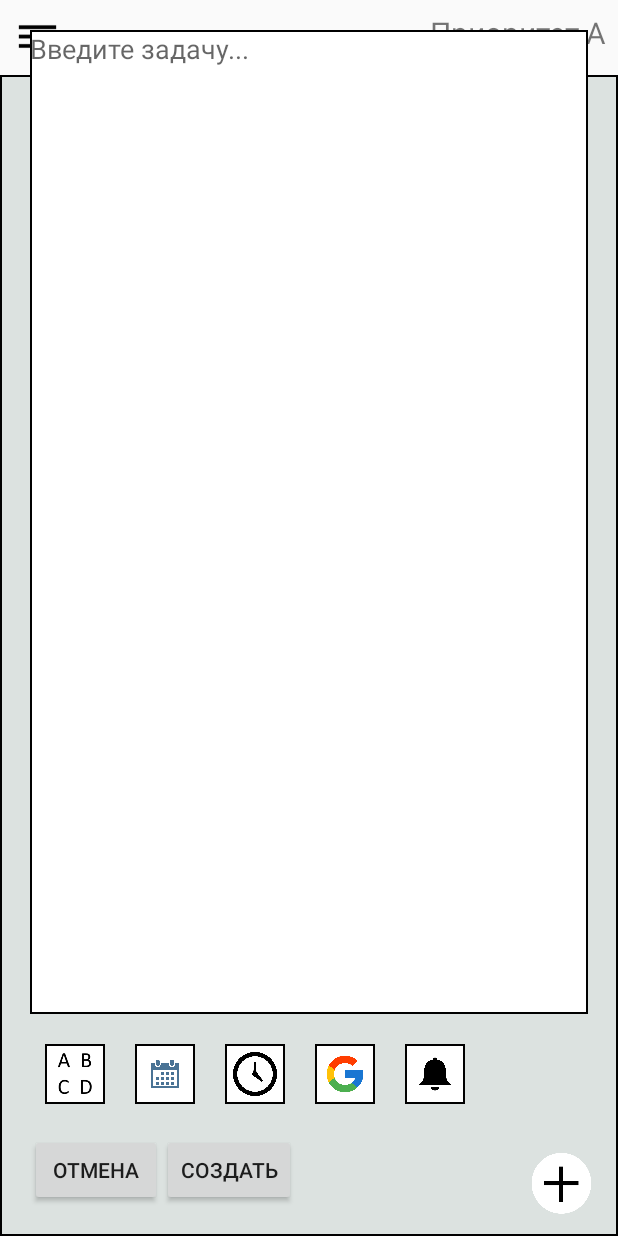
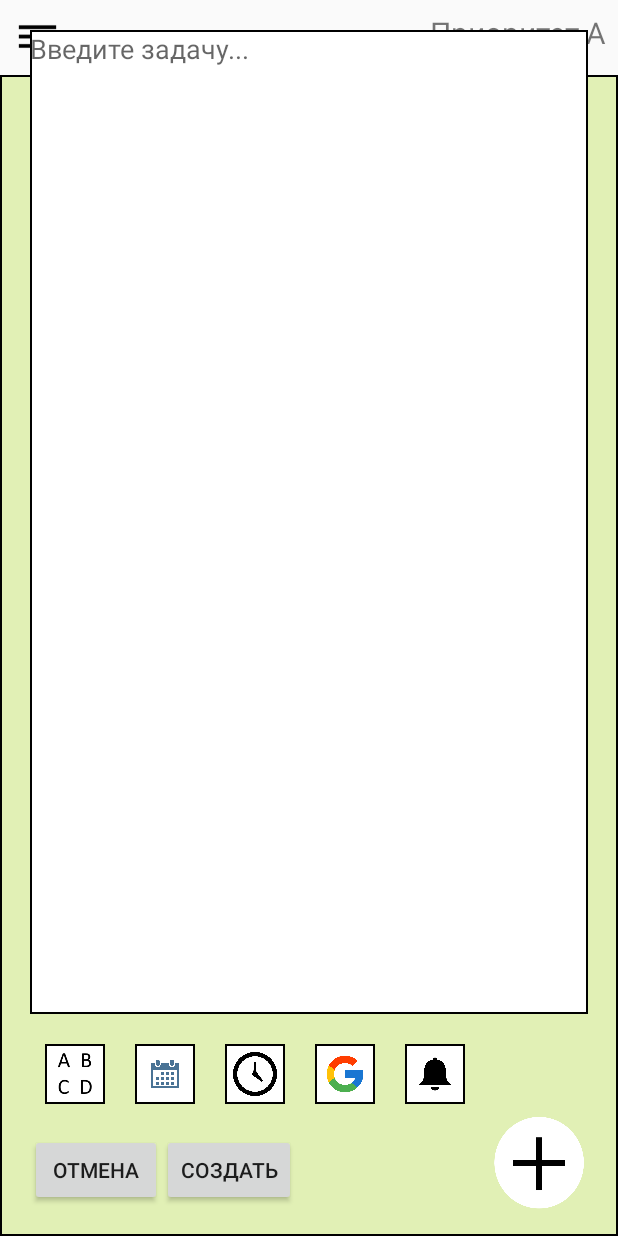
Before and after one commit to icetroid/asmaryandz, an Android app: the fragment CreateTaskFragment placed in its activity, on a phone screen of 412 x 824 dp. Run offline under Robolectric (Android 15) with nearby library versions, the phone set to English and light mode, and no system bars.

Commit message:
change color, add trasparency

```diff
--- a/app/src/main/java/ru/bmstu/iu3/totodo/data/models/Task.java
+++ b/app/src/main/java/ru/bmstu/iu3/totodo/data/models/Task.java
@@ -55,8 +55,8 @@ public class Task
     {
         id = -1;
         text = null;
-        priority = null;
-        dateSet = false;
+        priority = Priority.A;
+        dateSet = true;
         timeSet = false;
         date = new Date();
         notifyTime = 0;
--- a/app/src/main/java/ru/bmstu/iu3/totodo/ui/createTask/CreateTaskPresenterImpl.java
+++ b/app/src/main/java/ru/bmstu/iu3/totodo/ui/createTask/CreateTaskPresenterImpl.java
@@ -30,6 +30,7 @@ public class CreateTaskPresenterImpl implements CreateTaskPresenter {
         mContext = context;
         mTask = new Task();
         mActivity = activity;
+
     }
 
     @Override
--- a/app/src/main/res/drawable/task_item_background.xml
+++ b/app/src/main/res/drawable/task_item_background.xml
@@ -1,7 +1,19 @@
 <?xml version="1.0" encoding="utf-8"?>
-<shape xmlns:android="http://schemas.android.com/apk/res/android"
-       android:shape="rectangle">
-    <stroke
-        android:width="1dp"
-        android:color="@android:color/black" />
-</shape>
+
+<layer-list xmlns:android="http://schemas.android.com/apk/res/android">
+        <item>
+                <shape android:shape="rectangle" >
+                        <solid android:color="@color/rv_task" />
+                </shape>
+        </item>
+
+        <item android:top="-2dp" android:right="-2dp" android:left="-2dp">
+                <shape>
+                        <solid android:color="@android:color/transparent" />
+                        <stroke
+                            android:width="1dp"
+                            android:color="@android:color/black" />
+                </shape>
+        </item>
+
+</layer-list>
--- a/app/src/main/res/layout/fragment_main_slide.xml
+++ b/app/src/main/res/layout/fragment_main_slide.xml
@@ -2,11 +2,10 @@
 <android.support.constraint.ConstraintLayout
     xmlns:android="http://schemas.android.com/apk/res/android"
     android:layout_width="match_parent"
-    android:layout_height="match_parent"
-    xmlns:app="http://schemas.android.com/apk/res-auto">
+    android:layout_height="match_parent">
     <android.support.v7.widget.RecyclerView
         android:id="@+id/rv_tasks"
         android:layout_width="match_parent"
         android:layout_height="match_parent"
-        android:background="@drawable/task_item_background"/>
+        android:background="@drawable/tasks_background"/>
 </android.support.constraint.ConstraintLayout>
--- a/app/src/main/res/layout/main_tasks.xml
+++ b/app/src/main/res/layout/main_tasks.xml
@@ -34,8 +34,8 @@
     <!--<android.support.design.widget.FloatingActionButton-->
     <Button
         android:id="@+id/btn_open_create_task"
-        android:layout_width="60dp"
-        android:layout_height="54dp"
+        android:layout_width="90dp"
+        android:layout_height="81dp"
         android:layout_alignParentBottom="true"
         android:layout_alignParentRight="true"
         android:layout_margin="@dimen/default_margin"
--- a/app/src/main/res/values/colors.xml
+++ b/app/src/main/res/values/colors.xml
@@ -4,9 +4,9 @@
     <color name="colorPrimaryDark">#303F9F</color>
     <color name="colorAccent">#FF4081</color>
 
-
-    <color name="main_vp_background_color_a">#dce2e0</color>
-    <color name="main_vp_background_color_b">#d4f1ec</color>
-    <color name="main_vp_background_color_c">#e1f0b5</color>
-    <color name="main_vp_background_color_d">#fcfdb1</color>
+    <color name="main_vp_background_color_a">#e1f0b5</color>
+    <color name="main_vp_background_color_b">#fcfdb1</color>
+    <color name="main_vp_background_color_c">#d4f1ec</color>
+    <color name="main_vp_background_color_d">#dce2e0</color>
+    <color name="rv_task">#80FFFFFF</color>
 </resources>
```
Also changed, not shown: app/src/main/java/ru/bmstu/iu3/totodo/ui/main/TasksAdapter.java (+11 -1 lines), app/src/main/res/drawable-v21/tasks_background.xml (added, +7 -0 lines), app/src/main/res/layout/activity_test.xml (+7 -1 lines), app/src/main/res/layout/rv_main_task_item.xml (+5 -5 lines).
